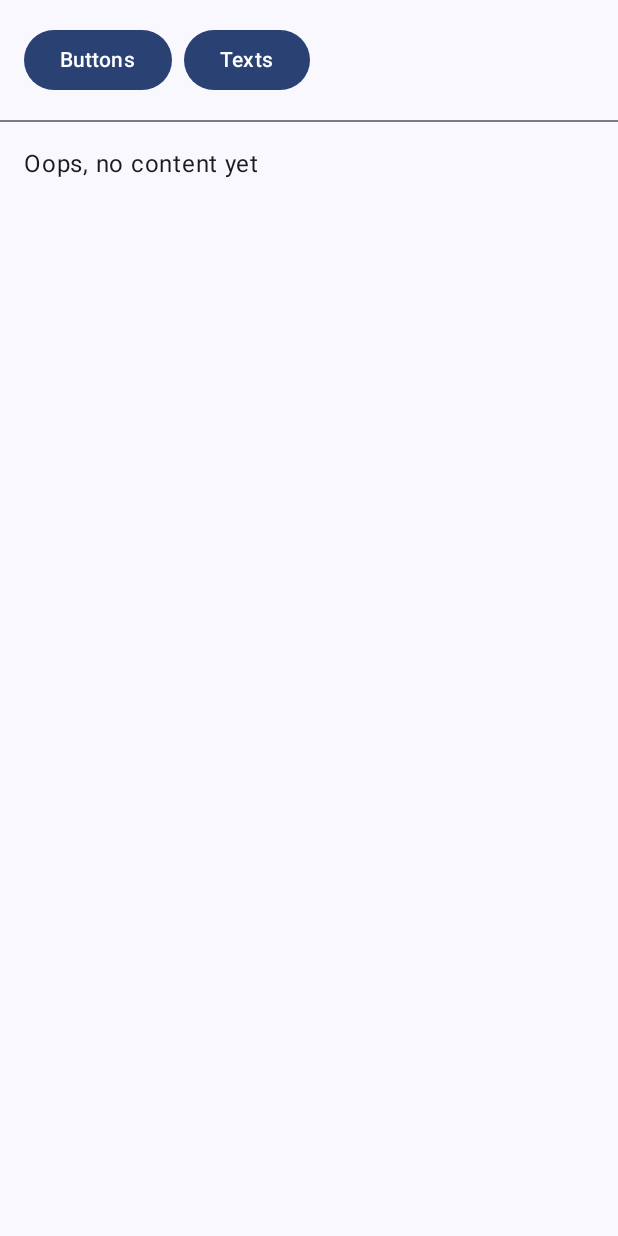
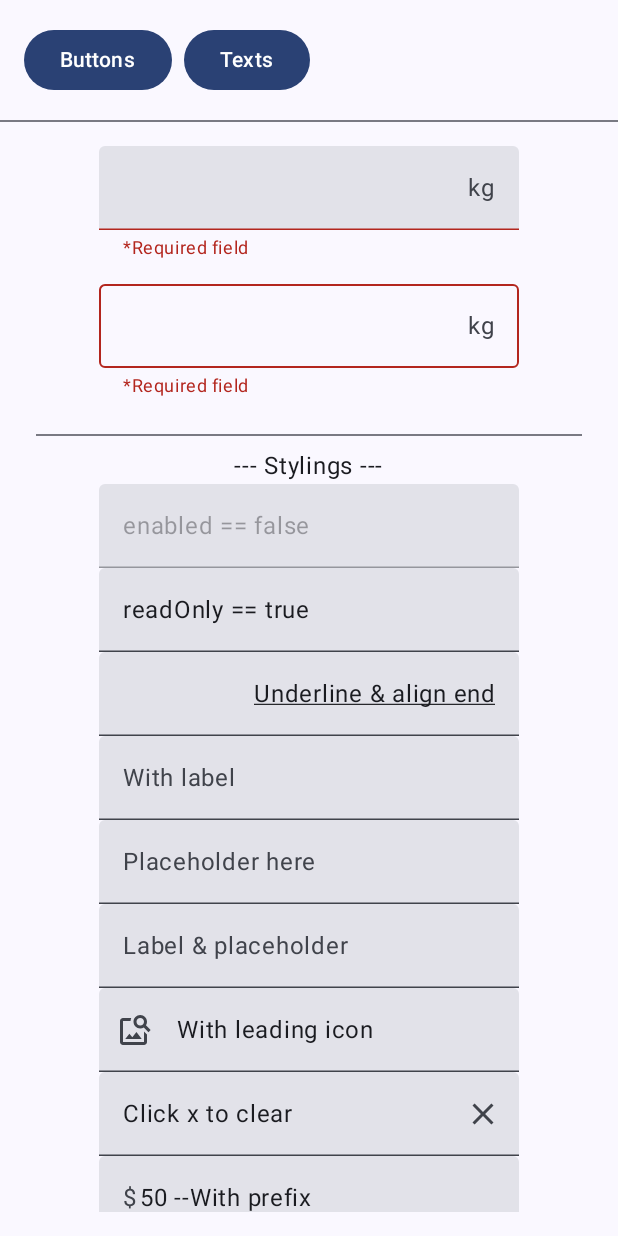
Before and after one commit to pekomon/android-projects, an Android app built with Jetpack Compose: the screen it shows after launch (MainActivity), after a tap on "Texts", on a phone screen of 412 x 824 dp. Run offline under Robolectric (Android 15) with nearby library versions, the light colour scheme and no system bars.

Commit message:
TextFields

```diff
--- a/Material3Demo/app/build.gradle
+++ b/Material3Demo/app/build.gradle
@@ -56,7 +56,7 @@ dependencies {
     implementation 'androidx.compose.ui:ui'
     implementation 'androidx.compose.ui:ui-graphics'
     implementation 'androidx.compose.ui:ui-tooling-preview'
-    implementation 'androidx.compose.material3:material3'
+    implementation 'androidx.compose.material3:material3:1.1.2'
     testImplementation 'junit:junit:4.13.2'
     androidTestImplementation 'androidx.test.ext:junit:1.1.5'
     androidTestImplementation 'androidx.test.espresso:espresso-core:3.5.1'
--- a/Material3Demo/app/src/main/java/com/example/pekomon/material3demo/MainActivity.kt
+++ b/Material3Demo/app/src/main/java/com/example/pekomon/material3demo/MainActivity.kt
@@ -18,6 +18,7 @@ import androidx.compose.material3.Surface
 import androidx.compose.material3.Text
 import androidx.compose.runtime.Composable
 import androidx.compose.runtime.getValue
+import androidx.compose.runtime.mutableIntStateOf
 import androidx.compose.runtime.setValue
 import androidx.compose.runtime.mutableStateOf
 import androidx.compose.runtime.remember
@@ -45,7 +46,7 @@ class MainActivity : ComponentActivity() {
 
 @Composable
 fun MainView() {
-    var contentId by remember { mutableStateOf(0) }
+    var contentId by remember { mutableIntStateOf(0) }
     Column {
         Row(
             modifier = Modifier
@@ -67,12 +68,13 @@ fun MainView() {
         Divider()
         Column(
             modifier = Modifier
-                .fillMaxSize()
-                .verticalScroll(rememberScrollState())
                 .padding(16.dp)
         ) {
             if (contentId == 0) {
                 Buttons()
+            }
+            if (contentId == 1) {
+                Texts()
             } else {
                 Text(text = "Oops, no content yet")
             }
--- /dev/null
+++ b/Material3Demo/app/src/main/java/com/example/pekomon/material3demo/Texts.kt
@@ -0,0 +1,236 @@
+package com.example.pekomon.material3demo
+
+import androidx.compose.foundation.clickable
+import androidx.compose.foundation.layout.Arrangement
+import androidx.compose.foundation.layout.Column
+import androidx.compose.foundation.layout.Spacer
+import androidx.compose.foundation.layout.fillMaxSize
+import androidx.compose.foundation.layout.height
+import androidx.compose.foundation.layout.padding
+import androidx.compose.foundation.rememberScrollState
+import androidx.compose.foundation.text.KeyboardActions
+import androidx.compose.foundation.text.KeyboardOptions
+import androidx.compose.foundation.verticalScroll
+import androidx.compose.material.icons.Icons
+import androidx.compose.material.icons.filled.ImageSearch
+import androidx.compose.material.icons.outlined.Close
+import androidx.compose.material3.Divider
+import androidx.compose.material3.ExperimentalMaterial3Api
+import androidx.compose.material3.Icon
+import androidx.compose.material3.LocalTextStyle
+import androidx.compose.material3.OutlinedTextField
+import androidx.compose.material3.Text
+import androidx.compose.material3.TextField
+import androidx.compose.runtime.Composable
+import androidx.compose.runtime.mutableStateOf
+import androidx.compose.runtime.remember
+import androidx.compose.runtime.setValue
+import androidx.compose.runtime.getValue
+import androidx.compose.ui.Alignment
+import androidx.compose.ui.Modifier
+import androidx.compose.ui.text.input.ImeAction
+import androidx.compose.ui.text.input.KeyboardType
+import androidx.compose.ui.text.input.PasswordVisualTransformation
+import androidx.compose.ui.text.input.VisualTransformation
+import androidx.compose.ui.text.style.TextAlign
+import androidx.compose.ui.text.style.TextDecoration
+import androidx.compose.ui.tooling.preview.Preview
+import androidx.compose.ui.unit.dp
+import com.example.pekomon.material3demo.ui.theme.Material3DemoTheme
+
+@OptIn(ExperimentalMaterial3Api::class)
+@Composable
+fun Texts() {
+    Column(
+        modifier = Modifier
+            .fillMaxSize()
+            .verticalScroll(rememberScrollState())
+                ,
+        verticalArrangement = Arrangement.Center,
+        horizontalAlignment = Alignment.CenterHorizontally
+    ) {
+        // Note: BasicTextField is not part of M3 - skipping here
+        var txt1 by remember { mutableStateOf("") }
+        var txt2 by remember { mutableStateOf("") }
+        var trailingIconText by remember { mutableStateOf("Click x to clear") }
+
+        var txt4 by remember { mutableStateOf("") }
+
+        // 1 TextField
+        TextField(
+            value = txt1,
+            onValueChange = { txt1 = it },
+            textStyle = LocalTextStyle.current.copy(
+                textAlign = TextAlign.End
+            ),
+            suffix = {
+                Text(text = "kg")
+            },
+            supportingText = {
+                Text(text = "*Required field")
+            },
+            isError = txt1.isEmpty(),
+            keyboardOptions = KeyboardOptions(
+                keyboardType = KeyboardType.Decimal,
+                imeAction = ImeAction.Next
+            ),
+            keyboardActions = KeyboardActions(
+                onNext = {
+                    // Do something creative
+                    println("Next clicked")
+                }
+            )
+        )
+
+        Spacer(modifier = Modifier.height(16.dp))
+
+        // 2 OutlinedTextField
+        OutlinedTextField(
+            value = txt4,
+            onValueChange = { txt4 = it },
+            textStyle = LocalTextStyle.current.copy(
+                textAlign = TextAlign.End
+            ),
+            suffix = {
+                Text(text = "kg")
+            },
+            supportingText = {
+                Text(text = "*Required field")
+            },
+            isError = txt4.isEmpty(),
+            keyboardOptions = KeyboardOptions(
+                keyboardType = KeyboardType.Decimal,
+                imeAction = ImeAction.Next
+            ),
+            keyboardActions = KeyboardActions(
+                onNext = {
+                    // Do something creative
+                    println("Next clicked")
+                }
+            )
+        )
+
+        Spacer(modifier = Modifier.height(16.dp))
+
+        Divider(modifier = Modifier.padding(8.dp))
+        Text(text = "--- Stylings ---")
+
+        // Exactly same parameters wit OutLinedTextField also
+        TextField(
+            value = "enabled == false",
+            onValueChange = {  },
+            enabled = false
+        )
+        TextField(
+            value = "readOnly == true",
+            onValueChange = {  },
+            readOnly = true
+        )
+        TextField(
+            value = "Underline & align end",
+            onValueChange = {  },
+            textStyle = LocalTextStyle.current.copy(
+                textAlign = TextAlign.End,
+                textDecoration = TextDecoration.Underline
+            )
+        )
+        TextField(
+            value = txt2,
+            onValueChange = { txt2 = it },
+            label = {
+                Text(text = "With label")
+            }
+        )
+        TextField(
+            value = txt2,
+            onValueChange = { txt2 = it },
+            placeholder = {
+                Text(text = "Placeholder here")
+            }
+        )
+        TextField(
+            value = txt2,
+            onValueChange = { txt2 = it },
+            label = {
+                Text(text = "Label & placeholder")
+            },
+            placeholder = {
+                Text(text = "Name (placeholder)")
+            }
+        )
+        TextField(
+            value = "With leading icon",
+            onValueChange = { },
+            leadingIcon = {
+                Icon(
+                    imageVector = Icons.Filled.ImageSearch,
+                    contentDescription = ""
+                )
+            }
+        )
+        TextField(
+            value = trailingIconText,
+            onValueChange = { trailingIconText = it },
+            trailingIcon = {
+                Icon(
+                    imageVector = Icons.Outlined.Close,
+                    contentDescription = "",
+                    modifier = Modifier
+                        .clickable { trailingIconText = "" }
+                )
+            }
+        )
+        TextField(
+            value = "50 --With prefix",
+            onValueChange = {  },
+            prefix = {
+                Text(text = "$")
+            }
+        )
+        TextField(
+            value = "With suffix --- 75",
+            onValueChange = {  },
+            textStyle = LocalTextStyle.current.copy(
+                textAlign = TextAlign.End,
+            ),
+            suffix = {
+                Text(text = "$")
+            }
+        )
+        TextField(
+            value = "Supporting text below - also error",
+            onValueChange = {  },
+            supportingText = {
+                Text(text = "*Required field")
+            },
+            isError = true
+        )
+        TextField(
+            value = "password",
+            onValueChange = {  },
+            visualTransformation = PasswordVisualTransformation()
+        )
+        TextField(
+            value = "Keyboard -> Next",
+            onValueChange = {  },
+            keyboardOptions = KeyboardOptions(
+                keyboardType = KeyboardType.Decimal,
+                imeAction = ImeAction.Next
+            ),
+            keyboardActions = KeyboardActions(
+                onNext = {
+                    // Do something creative
+                    println("Next clicked")
+                }
+            )
+        )
+    }
+}
+
+@Preview
+@Composable
+fun TextsPreview() {
+    Material3DemoTheme {
+        Texts()
+    }
+}
```
